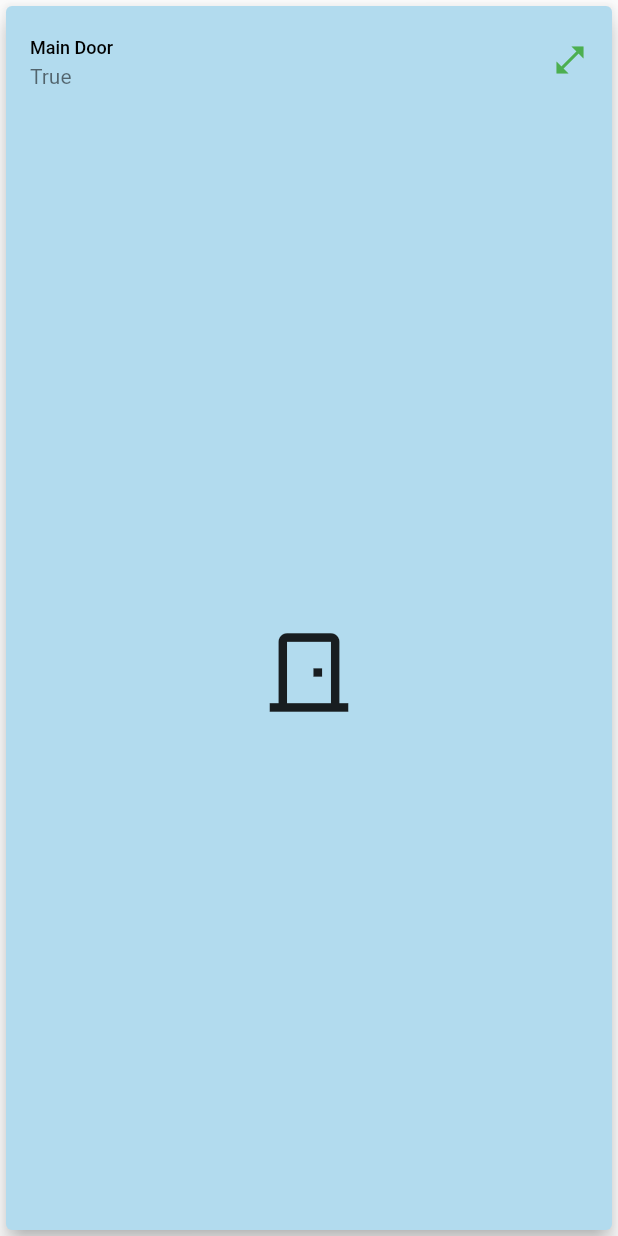
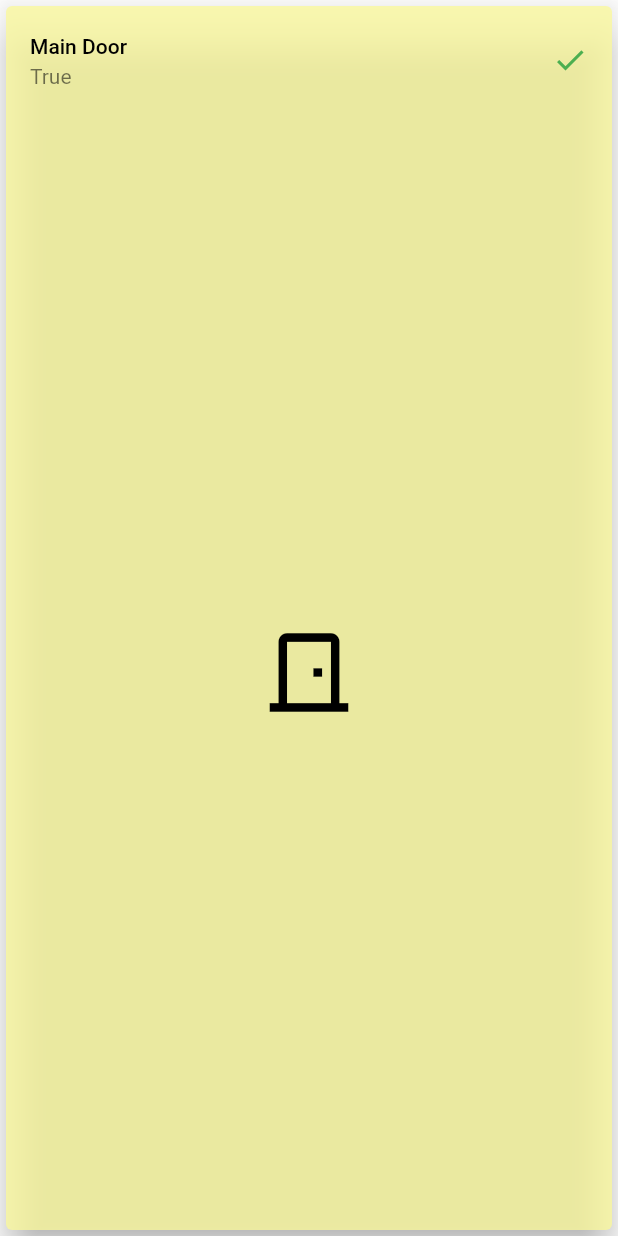
Before and after one commit to aseemsethi/my_app, a Flutter app: what deviceIcons() shows on an empty page, opened directly with sample values from the repository, on a phone screen of 412 x 824 dp. Run offline on Flutter 3.47's test engine with Material 2 defaults, Android fonts, the phone set to English and light mode, and no system bars; our stand-ins replace firebase_auth, firebase_core, font_awesome_flutter, google_sign_in, sqflite; missing offline and left inert: flutter_foreground_task, mqtt_client; accounts and stored records are empty.

Commit message:
IOT screen work

```diff
--- a/lib/screens/iot.dart
+++ b/lib/screens/iot.dart
@@ -41,8 +41,8 @@ class deviceIcons extends StatelessWidget {
     //print("IOT: ${choice.title}");
 
     return Card(
-        color: Color.fromARGB(255, 178, 219, 238),
-        elevation: 6.0,
+        color: Color.fromARGB(194, 251, 249, 154),
+        elevation: 10.0,
         child: InkWell(
             onTap: () {},
             child: Center(
@@ -54,20 +54,32 @@ class deviceIcons extends StatelessWidget {
                           style: const TextStyle(
                               color: Colors.black,
                               fontWeight: FontWeight.w500,
-                              fontSize: 12)),
+                              fontSize: 14)),
                       subtitle: choice.title == 'Temp'
                           ? Text("${tempMap[2]}, ${tempMap[6]}, ${tempMap[10]}",
                               style: const TextStyle(
                                   color: Colors.blueAccent,
                                   fontWeight: FontWeight.w500,
-                                  fontSize: 10))
+                                  fontSize: 12))
                           : const Text("True"),
-                      trailing: Icon(
-                        Icons.open_in_full_outlined,
+                      trailing: const Icon(
+                        Icons.check,
                         color: Colors.green,
                       ),
                     ),
-                    Expanded(child: Icon(choice.icon, size: 70.0)),
+                    choice.title == 'Temp'
+                        ? Expanded(
+                            child: Icon(
+                            choice.icon,
+                            size: 70.0,
+                            color: Colors.green,
+                          ))
+                        : Expanded(
+                            child: Icon(
+                            choice.icon,
+                            size: 70.0,
+                            color: Colors.black,
+                          )),
                   ]),
             )));
   }
@@ -98,7 +110,7 @@ class _IoTPageState extends State<IoTPage> {
     }
 
     /*24 is for notification bar on Android*/
-    final double itemHeight = (size.height - kToolbarHeight - 24) / 4;
+    final double itemHeight = (size.height - kToolbarHeight - 24) / 3;
     final double itemWidth = size.width / 3;
     //return FutureBuilder(builder: builder) {
     return Scaffold(
@@ -118,13 +130,16 @@ class _IoTPageState extends State<IoTPage> {
               print('IOT UI: has data');
               //Map<String, String> myMap = Map.from(snapshot.data!['log']);
               print('IOT UI: Got update - ${snapshot.data}');
-              return Column(children: <Widget>[
+              return Container(
+                  padding: EdgeInsets.symmetric(vertical: 2, horizontal: 2),
+                  margin: EdgeInsets.all(5.0),
+                  child: Column(children: <Widget>[
                     Expanded(
                         child: GridView.count(
                             crossAxisCount: 3,
                             childAspectRatio: (itemWidth / itemHeight),
                             crossAxisSpacing: 4.0,
-                        mainAxisSpacing: 12.0,
+                            mainAxisSpacing: 8.0,
                             children: List.generate(devices.length, (index) {
                               return Center(
                                 child: deviceIcons(
@@ -141,7 +156,7 @@ class _IoTPageState extends State<IoTPage> {
                       },
                       child: const Text("Refresh"),
                     )
-              ]);
+                  ]));
             } else {
               return const CircularProgressIndicator();
             }
```
Lines whose indentation alone changed are shown as unchanged.
